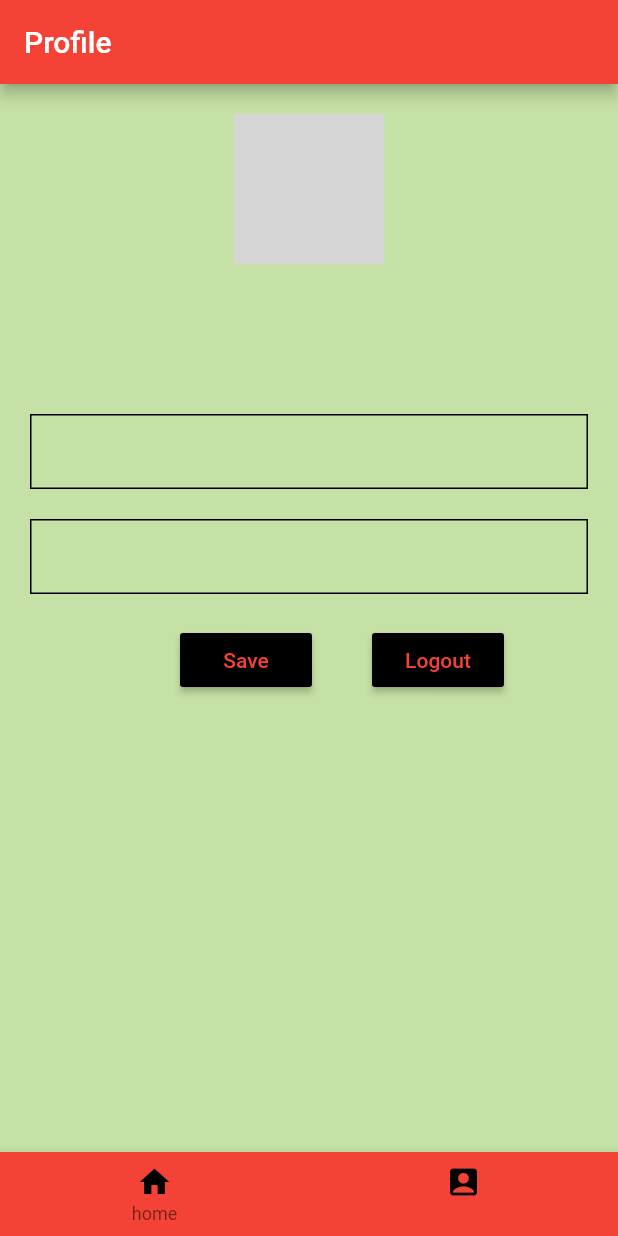
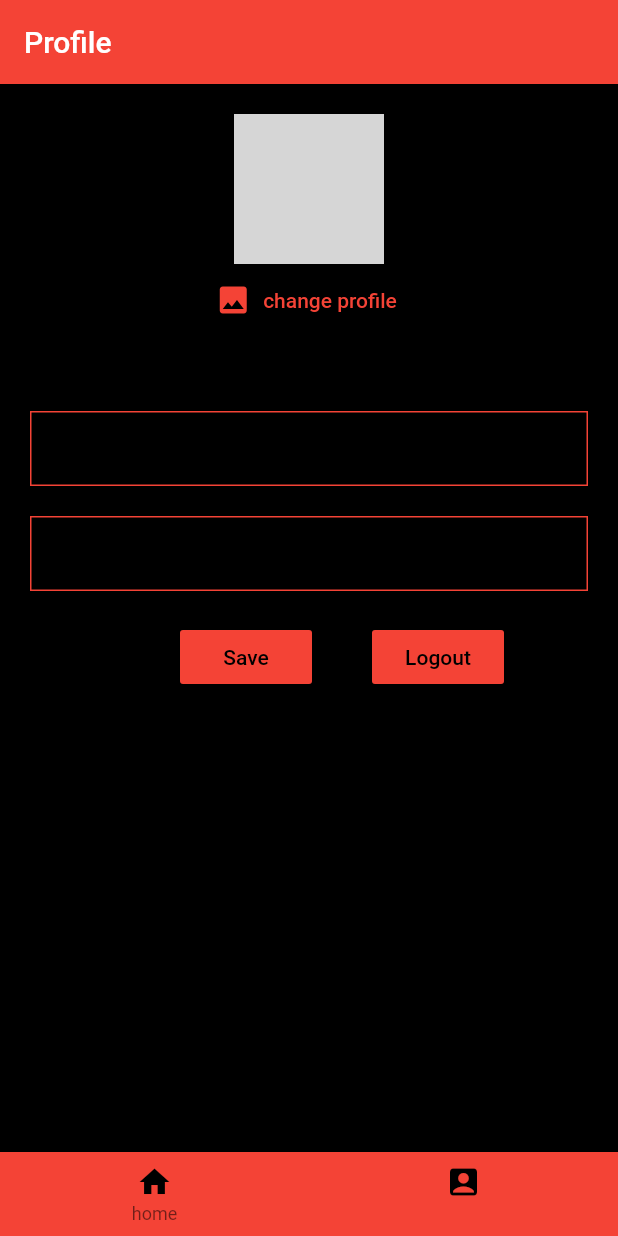
Before and after one commit to pavithragk/reminders, a Flutter app: the screen it shows once a user with an empty profile is signed in, item 2 of the bottom bar chosen, on a phone screen of 412 x 824 dp. Run offline on Flutter 3.47's test engine with Material 2 defaults, Android fonts, the phone set to English and light mode, and no system bars; our stand-ins replace cloud_firestore, firebase_auth, firebase_core, firebase_storage, image_picker; accounts and stored records are empty; network calls fail; grey boxes are pictures that could not be loaded.

Commit message:
profile picture added

```diff
--- a/lib/views/screens/home_screen.dart
+++ b/lib/views/screens/home_screen.dart
@@ -11,6 +11,6 @@ class _HomeScreenState extends State<HomeScreen> {
   @override
   Widget build(BuildContext context) {
     return Scaffold(
-        backgroundColor: Colors.lightGreen[200], body: TotalUsers());
+        backgroundColor: Theme.of(context).accentColor, body: TotalUsers());
   }
 }
--- a/lib/views/widgets/user_profile_input.dart
+++ b/lib/views/widgets/user_profile_input.dart
@@ -5,6 +5,7 @@ import 'package:firebase_auth/firebase_auth.dart';
 import 'package:firebase_core/firebase_core.dart';
 import 'package:flutter/material.dart';
 import 'package:flutterLunchApp/business_logic/providers/auth_provider.dart';
+import 'package:image_picker/image_picker.dart';
 import 'package:provider/provider.dart';
 
 class UserProfileInput extends StatefulWidget {
@@ -20,18 +21,31 @@ class _UserProfileInputState extends State<UserProfileInput> {
 
   TextEditingController _nameEditingController = TextEditingController();
   TextEditingController _emailEditingController = TextEditingController();
+  final _scaffoldKey = GlobalKey<ScaffoldState>();
 
   void upDate() async {
     final updateUser = Provider.of<AuthProvider>(context, listen: false);
     updateUser.updateUser(
-        _nameEditingController.text, _emailEditingController.text);
+        _nameEditingController.text, _emailEditingController.text, pickedImage);
+  }
+
+  File pickedImage;
+  var pickImage = ImagePicker();
+
+  void _pickedImage() async {
+    final PickedFile pickedFile = await pickImage.getImage(
+        source: ImageSource.camera, imageQuality: 50, maxWidth: 150);
+    setState(() {
+      pickedImage = File(pickedFile.path);
+    });
   }
 
   @override
   Widget build(BuildContext context) {
     final User user = _auth.currentUser;
     return Scaffold(
-      backgroundColor: Colors.lightGreen[200],
+      key: _scaffoldKey,
+      backgroundColor: Theme.of(context).accentColor,
       body: StreamBuilder(
           stream: FirebaseFirestore.instance
               .collection('users')
@@ -39,10 +53,12 @@ class _UserProfileInputState extends State<UserProfileInput> {
               .snapshots(),
           // ignore: missing_return
           builder: (context, snapshot) {
-            if (!snapshot.hasData) {
+            if (snapshot.connectionState == ConnectionState.waiting) {
               return CircularProgressIndicator();
             }
+
             var userDoc = snapshot.data;
+
             _nameEditingController.text = userDoc["displayName"];
             _emailEditingController.text = userDoc["email"];
             image = userDoc["photoUrl"];
@@ -53,18 +69,35 @@ class _UserProfileInputState extends State<UserProfileInput> {
                 child: Column(
                   children: [
                     CircleAvatar(
-                        radius: 50, backgroundImage: NetworkImage(image)),
+                      radius: 50,
+                      backgroundImage: pickedImage != null
+                          ? FileImage(pickedImage)
+                          : NetworkImage(image),
+                    ),
+                    FlatButton.icon(
+                        onPressed: _pickedImage,
+                        icon: Icon(
+                          Icons.photo,
+                          color: Theme.of(context).primaryColor,
+                        ),
+                        label: Text("change profile",
+                            style: TextStyle(
+                                color: Theme.of(context).primaryColor))),
                     Padding(
-                      padding: const EdgeInsets.only(top: 100),
+                      padding: const EdgeInsets.only(top: 50),
                       child: Container(
                         decoration: BoxDecoration(
-                            border: Border.all(color: Colors.black, width: 1)),
+                            border: Border.all(
+                                color: Theme.of(context).primaryColor,
+                                width: 1)),
                         child: TextFormField(
                           decoration: InputDecoration(
                             contentPadding: EdgeInsets.all(10.0),
                             border: InputBorder.none,
                           ),
                           controller: _nameEditingController,
+                          style:
+                              TextStyle(color: Theme.of(context).primaryColor),
                         ),
                       ),
                     ),
@@ -73,13 +106,15 @@ class _UserProfileInputState extends State<UserProfileInput> {
                     ),
                     Container(
                       decoration: BoxDecoration(
-                          border: Border.all(color: Colors.black, width: 1)),
+                          border: Border.all(
+                              color: Theme.of(context).primaryColor, width: 1)),
                       child: TextFormField(
                         decoration: InputDecoration(
                           contentPadding: EdgeInsets.all(10.0),
                           border: InputBorder.none,
                         ),
                         controller: _emailEditingController,
+                        style: TextStyle(color: Theme.of(context).primaryColor),
                       ),
                     ),
                     SizedBox(
@@ -90,26 +125,26 @@ class _UserProfileInputState extends State<UserProfileInput> {
                         child: Row(
                           children: [
                             RaisedButton(
-                              color: Theme.of(context).accentColor,
+                              color: Theme.of(context).primaryColor,
                               onPressed: upDate,
                               child: Text(
                                 'Save',
                                 style: TextStyle(
-                                    color: Theme.of(context).primaryColor),
+                                    color: Theme.of(context).accentColor),
                               ),
                             ),
                             SizedBox(
                               width: 40,
                             ),
                             RaisedButton(
-                              color: Theme.of(context).accentColor,
+                              color: Theme.of(context).primaryColor,
                               onPressed: () {
                                 FirebaseAuth.instance.signOut();
                               },
                               child: Text(
                                 'Logout',
                                 style: TextStyle(
-                                    color: Theme.of(context).primaryColor),
+                                    color: Theme.of(context).accentColor),
                               ),
                             ),
                           ],
```
Also changed, not shown: lib/business_logic/providers/auth_provider.dart (+16 -6 lines), lib/views/widgets/total_users.dart (+13 -8 lines).
